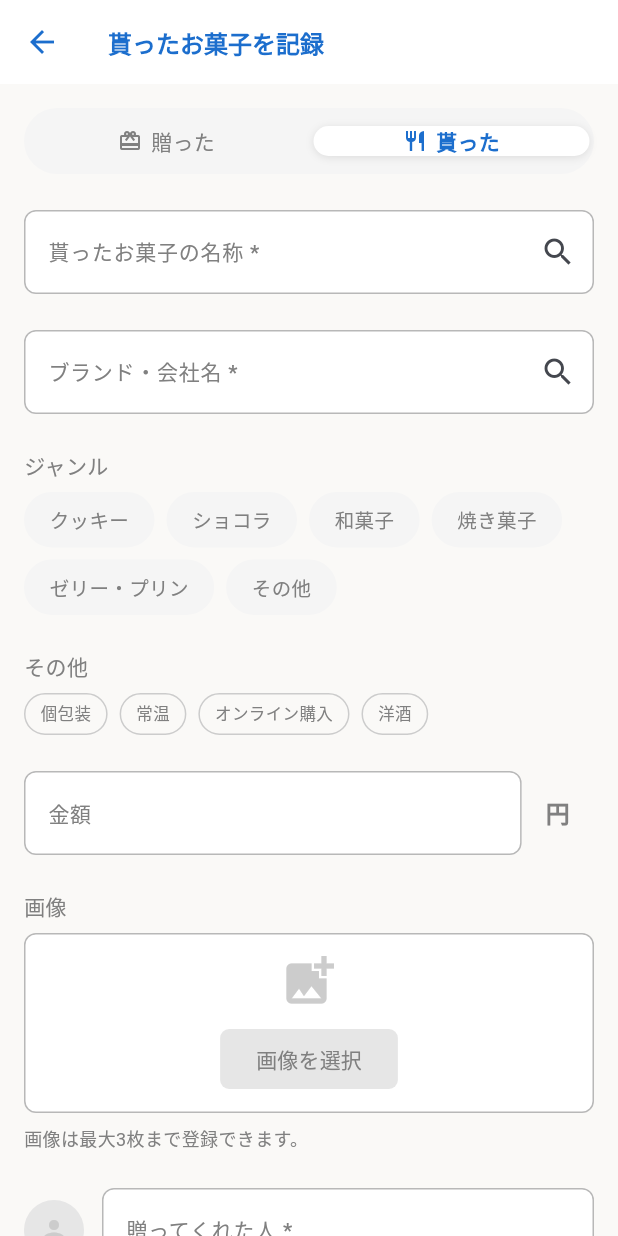
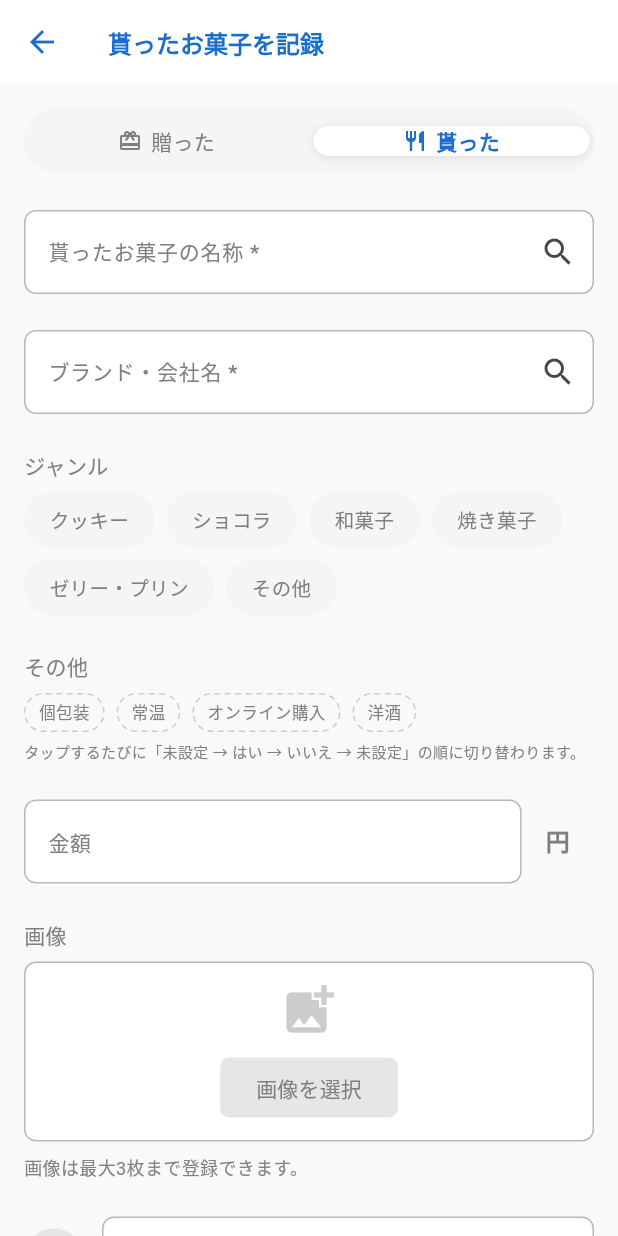
Before and after one commit to erablea/alamode_app, a Flutter app: the PresentFormWidget screen opened directly with empty values, after a tap on "貰った", on a phone screen of 412 x 824 dp. Run offline on Flutter 3.47's test engine with Material 3 defaults, Android fonts, the phone set to English and light mode, and no system bars; our stand-ins replace cached_network_image, image_picker, shared_preferences, supabase_flutter, syncfusion_flutter_datepicker; accounts and stored records are empty; Roboto replaces fonts that are missing (ZenMaruGothic); project files that could hold a hidden picture were left out.

Commit message:
条件チップ: unknown時は点線枠、no時は文字のみ、操作説明テキスト追加

```diff
--- a/lib/view/memo.dart
+++ b/lib/view/memo.dart
@@ -214,6 +214,7 @@ class CommonWidgets {
     Color textColor;
     Widget? iconWidget;
 
+    bool isDashed = false;
     switch (state) {
       case 'yes':
         borderColor = primary;
@@ -225,22 +226,18 @@ class CommonWidgets {
         borderColor = AppColors.greyDark;
         bgColor = AppColors.greyLight;
         textColor = AppColors.blackLight;
-        iconWidget = Icon(Icons.close, size: 11, color: AppColors.blackLight);
+        iconWidget = null;
         break;
       default:
         borderColor = AppColors.greyDark;
         bgColor = Colors.transparent;
         textColor = AppColors.blackLight;
         iconWidget = null;
-    }
-
-    Widget chip = Container(
+        isDashed = true;
+    }
+
+    Widget chipContent = Padding(
       padding: const EdgeInsets.symmetric(horizontal: 10, vertical: 5),
-      decoration: BoxDecoration(
-        color: bgColor,
-        borderRadius: BorderRadius.circular(16),
-        border: Border.all(color: borderColor, width: 1),
-      ),
       child: Row(
         mainAxisSize: MainAxisSize.min,
         children: [
@@ -249,6 +246,20 @@ class CommonWidgets {
         ],
       ),
     );
+
+    Widget chip = isDashed
+        ? CustomPaint(
+            painter: _DashedBorderPainter(color: borderColor, radius: 16),
+            child: chipContent,
+          )
+        : Container(
+            decoration: BoxDecoration(
+              color: bgColor,
+              borderRadius: BorderRadius.circular(16),
+              border: Border.all(color: borderColor, width: 1),
+            ),
+            child: chipContent,
+          );
 
     if (onTap == null) return chip;
     return Material(
@@ -297,6 +308,11 @@ class CommonWidgets {
             });
           }).toList(),
         ),
+        const SizedBox(height: 6),
+        const Text(
+          'タップするたびに「未設定 → はい → いいえ → 未設定」の順に切り替わります。',
+          style: TextStyle(fontSize: 10, color: AppColors.blackLight),
+        ),
       ],
     );
   }
@@ -382,6 +398,38 @@ enum SortOrder {
 }
 
 enum SearchType { name, brand }
+
+class _DashedBorderPainter extends CustomPainter {
+  final Color color;
+  final double radius;
+  const _DashedBorderPainter({required this.color, required this.radius});
+
+  @override
+  void paint(Canvas canvas, Size size) {
+    final paint = Paint()
+      ..color = color
+      ..strokeWidth = 1
+      ..style = PaintingStyle.stroke;
+    const dashLen = 4.0;
+    const gapLen = 3.0;
+    final rrect = RRect.fromRectAndRadius(
+      Rect.fromLTWH(0.5, 0.5, size.width - 1, size.height - 1),
+      Radius.circular(radius),
+    );
+    final path = Path()..addRRect(rrect);
+    final metrics = path.computeMetrics();
+    for (final metric in metrics) {
+      double dist = 0;
+      while (dist < metric.length) {
+        canvas.drawPath(metric.extractPath(dist, dist + dashLen), paint);
+        dist += dashLen + gapLen;
+      }
+    }
+  }
+
+  @override
+  bool shouldRepaint(_DashedBorderPainter old) => old.color != color;
+}
 
 class PresentManagementService {
   Future<String?> saveImageLocally(XFile pickedFile) async {
```
